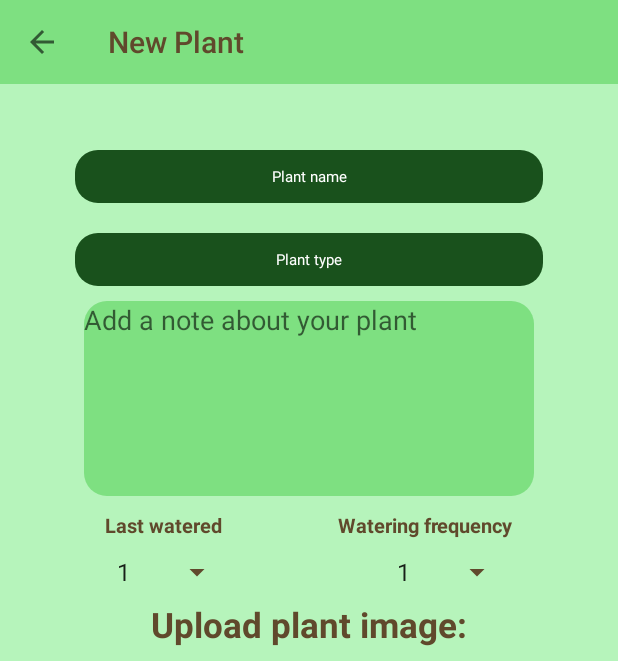
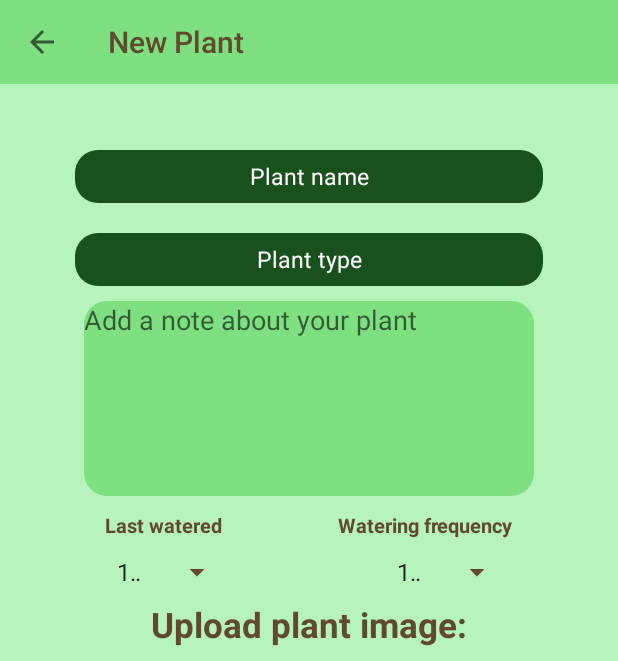
Before and after one commit to zeronid/DigitalGarden, an Android app: the CreatePlantActivity screen opened directly, with no data from a screen before it, after a tap on "CREATE A NEW PLANT!", on a phone screen of 412 x 824 dp. Shown: the top 661 px of the screen. Run offline under Robolectric (Android 15) with nearby library versions, the phone set to English and light mode, and no system bars.

Commit message:
1.Added "Days" to Spinners. 2.moved the drop to the top in the plant item. fixed the % of water in plants display

```diff
--- a/app/src/main/AndroidManifest.xml
+++ b/app/src/main/AndroidManifest.xml
@@ -10,7 +10,9 @@
         android:supportsRtl="true"
         android:theme="@style/AppTheme">
         <activity android:name=".activities.LoginActivity"></activity>
-        <activity android:name=".activities.SplashActivity">
+        <activity
+            android:name=".activities.SplashActivity"
+            android:screenOrientation="portrait">
             <intent-filter>
                 <category android:name="android.intent.category.LAUNCHER" />
 
--- a/app/src/main/java/com/example/digitalgarden/activities/CreatePlantActivity.java
+++ b/app/src/main/java/com/example/digitalgarden/activities/CreatePlantActivity.java
@@ -56,14 +56,14 @@ public class CreatePlantActivity extends AppCompatActivity {
 
         //Sets the last watered spinner options.
         lastWateredSpinner = findViewById(R.id.lastWateredSpinner);
-        String[] lastWateredSpinnerOptions = {"1","2","3","4","5","6","7"};
+        String[] lastWateredSpinnerOptions = {"1 Day","2 Days","3 Days","4 Days","5 Days","6 Days","7 Days"};
         ArrayAdapter<String> wateredSpinnerArrayAdapter = new ArrayAdapter<String>(this,android.R.layout.simple_spinner_item,lastWateredSpinnerOptions);
         wateredSpinnerArrayAdapter.setDropDownViewResource(android.R.layout.simple_spinner_dropdown_item);
         lastWateredSpinner.setAdapter(wateredSpinnerArrayAdapter);
 
         //Sets the watering frequency spinner options.
         waterFrequencySpinner = findViewById(R.id.waterFrequencySpinner);
-        String[] waterFrequencySpinnerOptions = {"1","2","3","4","5","6","7","8","9","10"};
+        String[] waterFrequencySpinnerOptions = {"1 Day","2 Days","3 Days","4 Days","5 Days","6 Days","7 Days","8 Days","9 Days"};
         ArrayAdapter<String> waterFrequencyArrayAdapter = new ArrayAdapter<String>(this,android.R.layout.simple_spinner_item,waterFrequencySpinnerOptions);
         wateredSpinnerArrayAdapter.setDropDownViewResource(android.R.layout.simple_spinner_dropdown_item);
         waterFrequencySpinner.setAdapter(waterFrequencyArrayAdapter);
@@ -75,25 +75,39 @@ public class CreatePlantActivity extends AppCompatActivity {
         AutoCompleteTextView newPlantType = findViewById(R.id.newPlantTypeEditText);
         Bitmap plantBitmap = ((BitmapDrawable)plantPicture.getDrawable()).getBitmap();
         plantsNote = findViewById(R.id.plantsNoteEditText);
+
+        //Get the last watered value
+        lastWateredSpinner = findViewById(R.id.lastWateredSpinner);
+        int lastWateredSpinnerIntegerValue = Integer.parseInt(String.valueOf(lastWateredSpinner.getSelectedItem().toString().charAt(0)));
+
+        //Get the water frequency value
+        waterFrequencySpinner = findViewById(R.id.waterFrequencySpinner);
+        int waterFrequencySpinnerIntegerValue = Integer.parseInt(String.valueOf(waterFrequencySpinner.getSelectedItem().toString().charAt(0)));
+
+        //Get the plant picture
         int plantPictureNumber;
         if(plantPicture.getDrawable() == (getResources().getDrawable(R.drawable.plant))){
             plantPictureNumber = -1;
         } else {
             plantPictureNumber = saveImageToInternalStorage(plantBitmap);
         }
+
+        //Display errors if the name is invalid
         if(MainActivity.plantNames.contains(newPlantName.getText().toString())){
             Toast.makeText(this, "This name is already taken", Toast.LENGTH_SHORT).show();
         }else if(newPlantName.getText().toString().equals("")){
             Toast.makeText(this, "Please choose a name", Toast.LENGTH_SHORT).show();
-        }
+        } //Create the plant and push it to the plants arrayList
         else {
-            Plant plant = new Plant(newPlantName.getText().toString(), newPlantType.getText().toString(), 100,plantPictureNumber,plantsNote.getText().toString());
+            Plant plant = new Plant(newPlantName.getText().toString(), newPlantType.getText().toString(), waterFrequencySpinnerIntegerValue , lastWateredSpinnerIntegerValue,plantPictureNumber,plantsNote.getText().toString());
             MainActivity.plants.add(plant);
             MainActivity.plantNames.add(newPlantName.getText().toString());
             finish();
         }
     }
 
+
+    //The function that takes a picture of the plant
     public void takePicture(View view){
         if (ContextCompat.checkSelfPermission(this, Manifest.permission.CAMERA) != PackageManager.PERMISSION_GRANTED){
             ActivityCompat.requestPermissions(this,new String[]{
@@ -104,6 +118,7 @@ public class CreatePlantActivity extends AppCompatActivity {
         startActivityForResult(intent,100);
     }
 
+    //The function that sets the picture taken to the ImageView
     @Override
     protected void onActivityResult(int requestCode, int resultCode, @Nullable Intent data) {
         if (requestCode == 100) {
@@ -114,6 +129,7 @@ public class CreatePlantActivity extends AppCompatActivity {
         super.onActivityResult(requestCode, resultCode, data);
     }
 
+    //The function that saves the image to the internal storage and sets the number of the picture to the plant.
     public int saveImageToInternalStorage(Bitmap image) {
         try {
             int imageNumber = (int)(Math.random()*100000);
@@ -127,6 +143,7 @@ public class CreatePlantActivity extends AppCompatActivity {
         }
     }
 
+    //The function that sets the back button so it finishes the activity.
     @Override
     public boolean onOptionsItemSelected(@NonNull MenuItem item) {
         if(item.getItemId()==android.R.id.home){
--- a/app/src/main/java/com/example/digitalgarden/activities/MainActivity.java
+++ b/app/src/main/java/com/example/digitalgarden/activities/MainActivity.java
@@ -124,7 +124,7 @@ public class MainActivity extends AppCompatActivity {
 
         if(today != lastTimeStarted){
             for(int i=0;i<plants.size();i++){
-                plants.get(i).setWaterLevel(plants.get(i).getWaterLevel()-10);
+                plants.get(i).setWaterLevel(plants.get(i).getCurrentWater()-1);
             }
             SharedPreferences.Editor editor = settings.edit();
             editor.putInt("lastTimeStarted", today);
--- a/app/src/main/java/com/example/digitalgarden/adapters/PlantsAdapter.java
+++ b/app/src/main/java/com/example/digitalgarden/adapters/PlantsAdapter.java
@@ -52,9 +52,9 @@ public class PlantsAdapter extends RecyclerView.Adapter<PlantsAdapter.ViewHolder
         holder.name.setText(MainActivity.plantNames.get(position));
         holder.type.setText(MainActivity.plants.get(position).getType());
         holder.drop.setImageResource(R.drawable.waterdropblue);
-        if(MainActivity.plants.get(position).getWaterLevel() <= 50){
+        if(MainActivity.plants.get(position).getCurrentWater() * 10 / MainActivity.plants.get(position).getWaterLevel() * 10 <= 50){
             holder.drop.setImageResource(R.drawable.waterdropyellow);
-        } if (MainActivity.plants.get(position).getWaterLevel() <= 25){
+        } if (MainActivity.plants.get(position).getCurrentWater() * 10 / MainActivity.plants.get(position).getWaterLevel() * 10 <= 25){
             holder.drop.setImageResource(R.drawable.waterdropred);
         }
         holder.picture.setImageBitmap(getPlantImage(position));
--- a/app/src/main/res/layout/activity_create_plant.xml
+++ b/app/src/main/res/layout/activity_create_plant.xml
@@ -28,9 +28,9 @@
         android:gravity="center"
         android:hint="@string/plant_name"
         android:inputType="textPersonName"
-        android:textColor="#212121"
+        android:textColor="@android:color/white"
         android:textColorHint="@android:color/white"
-        android:textSize="10sp"
+        android:textSize="15sp"
         app:layout_constraintEnd_toEndOf="parent"
         app:layout_constraintHorizontal_bias="0.5"
         app:layout_constraintStart_toStartOf="parent"
@@ -48,9 +48,9 @@
         android:completionThreshold="1"
         android:gravity="center"
         android:hint="@string/plant_type"
-        android:textColor="#212121"
+        android:textColor="@android:color/white"
         android:textColorHint="@android:color/white"
-        android:textSize="10sp"
+        android:textSize="15sp"
         app:layout_constraintEnd_toEndOf="parent"
         app:layout_constraintHorizontal_bias="0.5"
         app:layout_constraintStart_toStartOf="parent"
@@ -114,7 +114,7 @@
         android:background="@drawable/edit_text_rounded"
         android:backgroundTint="@color/colorPrimary"
         android:ems="10"
-        android:gravity="start"
+        android:gravity="top"
         android:hint="Add a note about your plant"
         android:inputType="textPersonName"
         android:textColor="@android:color/white"
--- a/app/src/main/res/layout/view_plant.xml
+++ b/app/src/main/res/layout/view_plant.xml
@@ -56,7 +56,7 @@
         android:layout_height="40dp"
         android:contentDescription="Plant_Image"
         android:src="@drawable/waterdropblue"
-        android:layout_alignBottom="@id/plantImage"
+        android:layout_alignTop="@id/plantImage"
         android:layout_alignRight="@id/plantImage"
         />
 
```
Also changed, not shown: app/src/main/java/com/example/digitalgarden/activities/PlantDisplayActivity.java (+18 -4 lines), app/src/main/java/com/example/digitalgarden/models/Plant.java (+10 -8 lines), app/src/main/res/layout/activity_plant_display.xml (+5 -5 lines).
